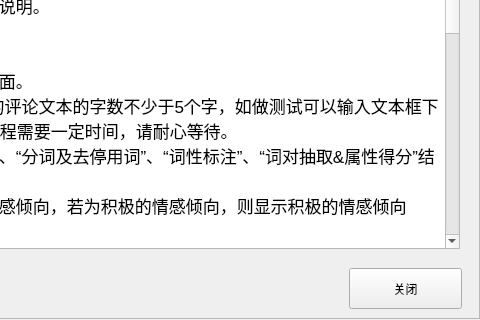
Qt form UI/view/dialog_help.ui (Orchardxyz/NCSAS) before a commit; both pictures show x 462 to 942 and y 272 to 592 of the 942 by 592 pixel window.
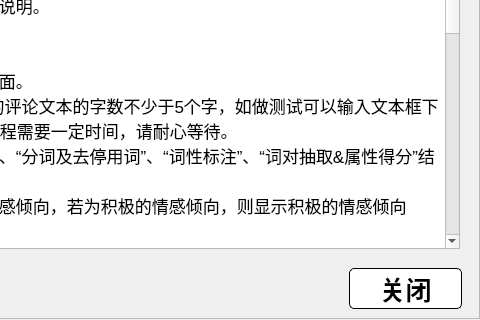
The same form after that commit. Icons and pictures are not drawn.

```diff
--- a/UI/view/dialog_help.ui
+++ b/UI/view/dialog_help.ui
@@ -102,6 +102,22 @@
       <height>41</height>
      </rect>
     </property>
+    <property name="styleSheet">
+     <string notr="true">QPushButton {
+	background: #FFF;
+	border: 1px solid;
+	border-radius: 5px;
+	font-size: 26px;
+	font-weight: bold;
+	font-family: &quot;KaiTi&quot;;
+}
+QPushButton:hover {
+	background: rgb(209, 209, 209);
+}
+QPushButton:pressed {
+	background: rgb(200, 200, 200);
+}</string>
+    </property>
     <property name="text">
      <string>关闭</string>
     </property>
```
